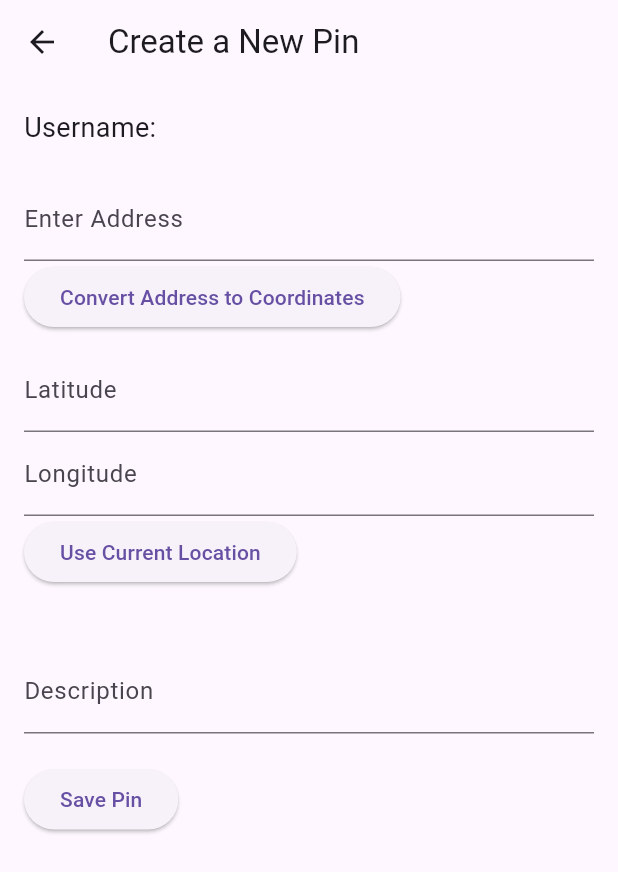
After one commit to DaniyalLilani/Travelly, a Flutter app: the CreatePin screen opened directly, on a phone screen of 412 x 824 dp. The commit adds this screen. Shown: the top 872 px of the screen. Run offline on Flutter 3.47's test engine with Material 3 defaults, Android fonts, the phone set to English and light mode, and no system bars; our stand-ins replace cloud_firestore, firebase_auth, firebase_core, flutter_dotenv, flutter_local_notifications, flutter_map and 7 more; missing offline and left inert: flutter_map_marker_cluster; accounts and stored records are empty.

Commit message:
create pin 75% done saving progress

```diff
--- /dev/null
+++ b/lib/maps/create_pin.dart
@@ -0,0 +1,184 @@
+import 'package:cloud_firestore/cloud_firestore.dart';
+import 'package:firebase_auth/firebase_auth.dart';
+import 'package:flutter/material.dart';
+import 'package:geocoding/geocoding.dart';
+import 'package:geolocator/geolocator.dart';
+
+class CreatePin extends StatefulWidget {
+  const CreatePin({Key? key}) : super(key: key);
+
+  @override
+  _CreatePinState createState() => _CreatePinState();
+}
+
+class _CreatePinState extends State<CreatePin> {
+  String username = "";
+  String userId = "";
+  final TextEditingController _latitudeController = TextEditingController();
+  final TextEditingController _longitudeController = TextEditingController();
+  final TextEditingController _addressController = TextEditingController();
+  String _coordinatesResult = "";
+
+
+  @override
+  void initState() {
+    super.initState();
+    _fetchUserInfo();
+  }
+
+  Future<void> _fetchUserInfo() async { // will use this info as part of making the pins
+    try {
+      String uid = FirebaseAuth.instance.currentUser!.uid;
+      DocumentSnapshot userDoc = await FirebaseFirestore.instance
+          .collection('users')
+          .doc(uid)
+          .get();
+
+      if (userDoc.exists) {
+        setState(() {
+          username = userDoc['username'] ?? '';
+          userId = userDoc['userID'] ?? '';
+        });
+      }
+    } catch (e) {
+      print("Error fetching user info: $e");
+    }
+  }
+
+  void _getCoordinatesFromAddress() async {
+    try {
+      String address = _addressController.text;
+      List<Location> locations = await locationFromAddress(address);
+      if (locations.isNotEmpty) {
+        Location location = locations.first;
+        setState(() {
+          _longitudeController.text = location.longitude.toString();
+          _latitudeController.text = location.latitude.toString();
+          _coordinatesResult = "Found coordinates";
+
+        });
+      } else {
+        setState(() {
+          _coordinatesResult = "Did not find cordinates";
+        });
+      }
+    } catch (error) {
+      setState(() {
+        _coordinatesResult = "Error: ${error.toString()}";
+      });
+    }
+  }
+
+  void _getLocation() async{
+    bool locationService;
+    LocationPermission permission;
+
+    locationService = await Geolocator.isLocationServiceEnabled(); // checking if location services are enabled
+    if(locationService == false){
+      setState(() {
+        _coordinatesResult = "Location services are disabled";
+      });
+      return;
+    }
+
+    // checking for permissions for our app
+    permission = await Geolocator.checkPermission();
+    if (permission == LocationPermission.denied) {
+      permission = await Geolocator.requestPermission();
+      if (permission == LocationPermission.denied) {
+        setState(() {
+          _coordinatesResult = "Location permissions are denied.";
+        });
+        return;
+      }
+    }
+
+    // Very sad moment, graduation by JUICE WRLD starts playing
+    if (permission == LocationPermission.deniedForever) {
+      setState(() {
+        _coordinatesResult =
+            "Location permissions are permanently denied.";
+      });
+      return;
+    }
+
+    // Very happy moment, International Love by Pitbull and Diamonds by Rihanna start playing (what am I doing with my life, someone please dont let these comments end up in the final submission thx)
+    Position myPositon = await Geolocator.getCurrentPosition(desiredAccuracy: LocationAccuracy.high);
+    setState(() {
+      _latitudeController.text = myPositon.latitude.toString();
+      _longitudeController.text = myPositon.longitude.toString();
+      _coordinatesResult = "Current location found!";
+    });
+
+
+
+  }
+
+
+
+
+
+  @override
+  Widget build(BuildContext context) {
+    return Scaffold(
+      appBar: AppBar(
+        title: const Text('Create a New Pin'),
+      ),
+      body: Padding(
+        padding: const EdgeInsets.all(16.0),
+        child: Column(
+          crossAxisAlignment: CrossAxisAlignment.start,
+          children: [
+            Text(
+              'Username: $username',
+              style: const TextStyle(fontSize: 18),
+            ),
+
+            const SizedBox(height: 20),
+            TextField(
+              controller: _addressController,
+              keyboardType: TextInputType.number,
+              decoration: const InputDecoration(labelText: 'Enter Address'),
+
+            ), ElevatedButton(
+              onPressed: _getCoordinatesFromAddress,
+              child: const Text('Convert Address to Coordinates'),
+            ),
+            const SizedBox(height: 10),
+
+            TextField(
+              controller: _latitudeController,
+              decoration: const InputDecoration(labelText: 'Latitude'),
+              keyboardType: TextInputType.number,
+
+            ),
+            TextField(
+              controller: _longitudeController,
+              decoration: const InputDecoration(labelText: 'Longitude'),
+              keyboardType: TextInputType.number,
+            ),
+            ElevatedButton(
+              onPressed: _getLocation,
+              child: const Text('Use Current Location'),
+            ),
+            Text(_coordinatesResult, style: const TextStyle(color: Colors.purple)),
+            const SizedBox(height: 20),
+
+
+
+            TextField(
+              decoration: const InputDecoration(labelText: 'Description'),
+            ),
+            const SizedBox(height: 20),
+            ElevatedButton(
+              onPressed: () {
+                // Logic to save the pin goes here
+              },
+              child: const Text('Save Pin'),
+            ),
+          ],
+        ),
+      ),
+    );
+  }
+}
--- a/pubspec.yaml
+++ b/pubspec.yaml
@@ -31,6 +31,8 @@ dependencies:
   latlong2: ^0.9.1
   flutter_dotenv: ^5.2.1
   flutter_map_marker_cluster: ^1.4.0
+  geocoding: ^3.0.0
+  geolocator: ^13.0.2
 
 dev_dependencies:
   flutter_test:
```
Also changed, not shown: lib/maps/map.dart (+12 -0 lines), pubspec.lock, 3 other files.
